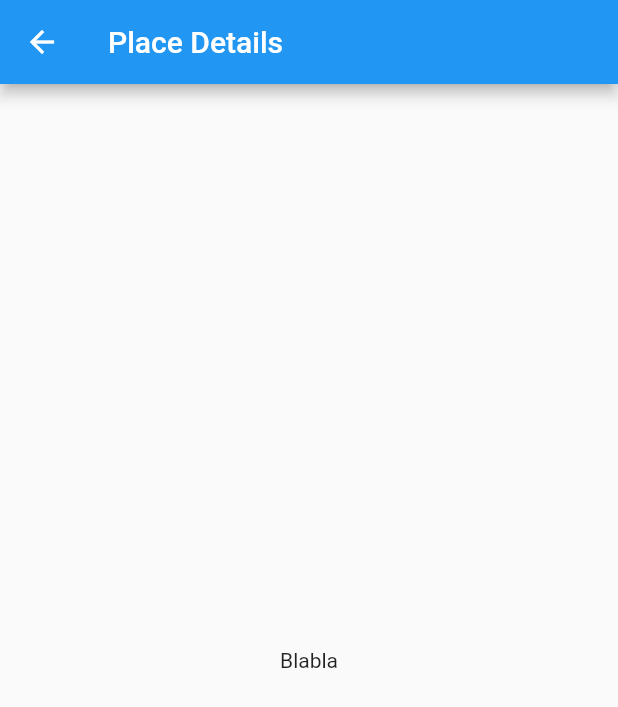
After one commit to roubertedgar/eat-eat-flutter, a Flutter app: the screen it shows after launch, after a tap on "Restaurant", on a phone screen of 412 x 824 dp. The commit adds this screen. Shown: the top 707 px of the screen. Run offline on Flutter 3.47's test engine with Material 2 defaults, Android fonts, the phone set to English and light mode, and no system bars.

Commit message:
Navigating to place details on tap on place list item

```diff
--- a/lib/main.dart
+++ b/lib/main.dart
@@ -1,5 +1,6 @@
 import 'package:eat_eat_flutter/place/list/PlaceListItem.dart';
 import 'package:eat_eat_flutter/place/list/PlaceListItemView.dart';
+import 'package:eat_eat_flutter/place/list/detais/PlaceDetailsView.dart';
 import 'package:flutter/material.dart';
 
 void main() => runApp(new MyApp());
@@ -31,8 +32,10 @@ class MyHomePage extends StatefulWidget {
 class _MyHomePageState extends State<MyHomePage> {
   var listItems = [
     PlaceListItem("Restaurant", "Category", "A very good place to be crazy"),
-    PlaceListItem("Restaurant", "Other Category", "A very good place to be crazy"),
-    PlaceListItem("Restaurant", "One more Category", "A very good place to be crazy")
+    PlaceListItem(
+        "Restaurant", "Other Category", "A very good place to be crazy"),
+    PlaceListItem(
+        "Restaurant", "One more Category", "A very good place to be crazy")
   ];
 
   @override
@@ -45,6 +48,9 @@ class _MyHomePageState extends State<MyHomePage> {
         child: ListView.builder(
           itemBuilder: (context, position) {
             return PlaceListItemView(
+              onTap: () {
+                navigateToItemDetails(context);
+              },
               placeListItem: listItems[position],
             );
           },
@@ -53,4 +59,9 @@ class _MyHomePageState extends State<MyHomePage> {
       ),
     );
   }
+
+  void navigateToItemDetails(BuildContext context) {
+    Navigator.push(
+        context, MaterialPageRoute(builder: (context) => PlaceDetailsView()));
+  }
 }
--- a/lib/place/list/PlaceListItemView.dart
+++ b/lib/place/list/PlaceListItemView.dart
@@ -4,12 +4,15 @@ import 'package:flutter/material.dart';
 
 class PlaceListItemView extends StatelessWidget {
   final PlaceListItem placeListItem;
+  final Function onTap;
 
-  PlaceListItemView({@required this.placeListItem});
+  PlaceListItemView({@required this.placeListItem, this.onTap});
 
   @override
   Widget build(BuildContext context) {
-    return Card(
+    return GestureDetector(
+      onTap: onTap,
+      child: Card(
         child: Padding(
           padding: EdgeInsets.symmetric(horizontal: 10.0, vertical: 8.0),
           child: Column(
@@ -29,6 +32,7 @@ class PlaceListItemView extends StatelessWidget {
             ],
           ),
         ),
+      ),
     );
   }
 }
--- /dev/null
+++ b/lib/place/list/detais/PlaceDetailsView.dart
@@ -0,0 +1,13 @@
+import 'package:flutter/material.dart';
+
+class PlaceDetailsView extends StatelessWidget {
+  @override
+  Widget build(BuildContext context) {
+    return Scaffold(
+      appBar: AppBar(
+        title: Text("Place Details"),
+      ),
+      body: Center(child: Text("Blabla")),
+    );
+  }
+}
```
Also changed, not shown: 1 other file. Lines whose indentation alone changed are shown as unchanged.
